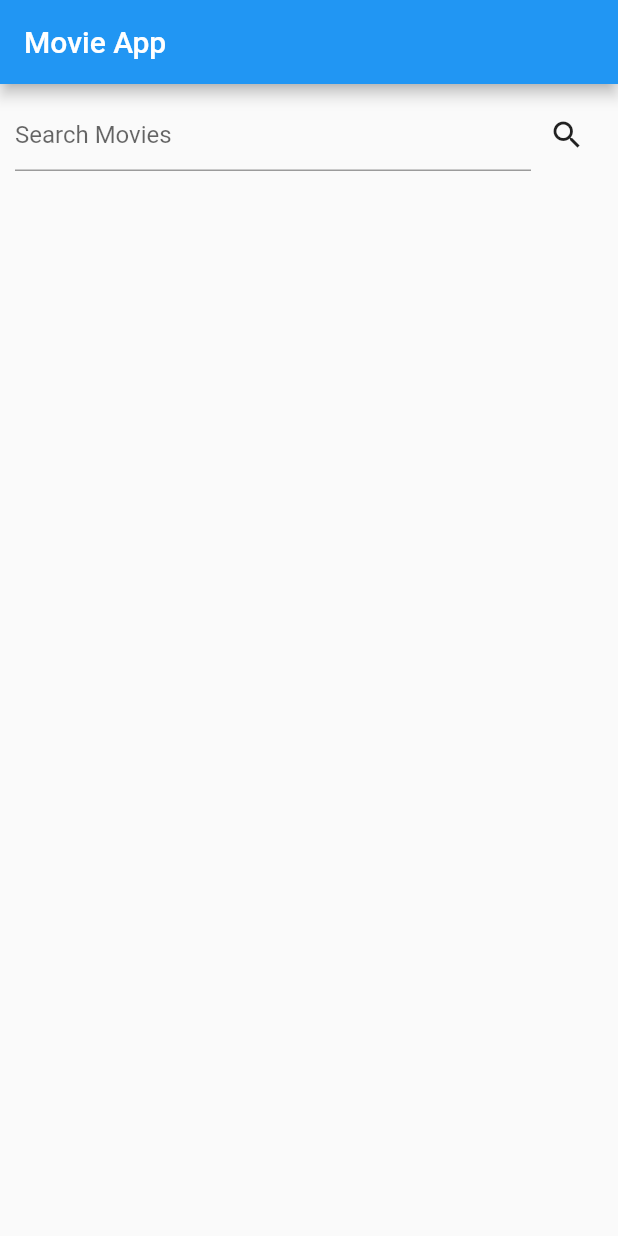
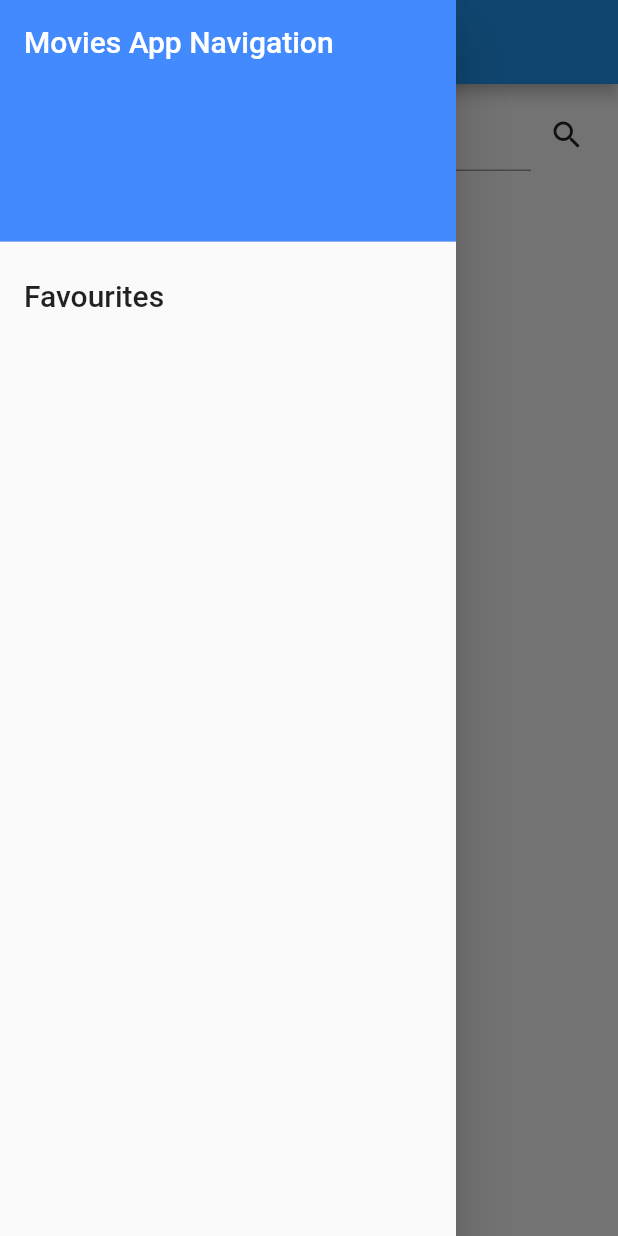
Before and after one commit to sreevardhanreddi/learning-flutter, a Flutter app: the screen it shows after launch, with the side drawer open (before the commit the screen has no drawer), on a phone screen of 412 x 824 dp. Run offline on Flutter 3.47's test engine with Material 2 defaults, Android fonts, the phone set to English and light mode, and no system bars; our stand-ins replace flushbar, sqflite; accounts and stored records are empty.

Commit message:
added sqlite database and navigtion side drawer added scrolling pagination; needs refactoring

```diff
--- a/lib/main.dart
+++ b/lib/main.dart
@@ -1,5 +1,8 @@
 import 'package:flutter/material.dart';
 import 'widgets/app.dart';
+import './screens/favourites_screen.dart';
+import 'widgets/side_drawer.dart';
+import './screens/movie_detail.dart';
 
 void main() => runApp(App());
 
@@ -20,7 +23,12 @@ class _AppState extends State<App> {
         body: Container(
           child: MovieApp(),
         ),
+        drawer: SideDrawer(),
       ),
+      routes: {
+        '/favourites': (ctx) => FavouritesList(),
+        '/details': (ctx) => MovieDetail(),
+      },
     );
   }
 }
--- a/lib/models/movie_model.dart
+++ b/lib/models/movie_model.dart
@@ -1,10 +1,16 @@
 class Movie {
   String title, posterPath, id, overview, releaseDate, voteAverage;
-  bool isFavourite;
+  String isFavourite;
+  // bool isFavourite;
   // double voteAverage;
 
   Movie(
-      {this.title, this.posterPath, this.id, this.overview, this.isFavourite, this.voteAverage});
+      {this.title,
+      this.posterPath,
+      this.id,
+      this.overview,
+      this.isFavourite,
+      this.voteAverage});
 
   Movie.fromJson(Map jsonData)
       : title = jsonData['title'],
@@ -12,5 +18,19 @@ class Movie {
         id = jsonData['id'].toString(),
         overview = jsonData['overview'],
         voteAverage = jsonData['vote_average'].toString(),
-        isFavourite = false;
+        releaseDate = jsonData['release_date'],
+        isFavourite = 0.toString();
+
+  Map<String, dynamic> toMap() {
+    var map = <String, dynamic>{
+      'title': title,
+      'posterPath': posterPath,
+      'id': id,
+      'overview': overview,
+      'voteAverage': voteAverage,
+      'isFavourite': isFavourite,
+      'releaseDate': releaseDate,
+    };
+    return map;
+  }
 }
--- /dev/null
+++ b/lib/screens/favourites_screen.dart
@@ -0,0 +1,54 @@
+import 'package:flutter/material.dart';
+import './../models/movie_model.dart';
+import './../db_helpers/db_class.dart';
+
+class FavouritesList extends StatefulWidget {
+  final routeName = 'favourites';
+
+  FavouritesList({Key key}) : super(key: key);
+
+  _FavouritesListState createState() => _FavouritesListState();
+}
+
+class _FavouritesListState extends State<FavouritesList> {
+  List<Movie> _movies = [];
+
+  _getFavourites() async {
+    final movies = await MoviesDB.getFavouriteMovies();
+    print('>>>>>>>>>>>>>. in init state of favorites');
+    print(movies);
+    setState(() {
+      _movies = movies;
+    });
+  }
+
+  @override
+  void initState() {
+    // TODO: implement initState
+    super.initState();
+    _getFavourites();
+  }
+
+  @override
+  Widget build(BuildContext context) {
+    return Scaffold(
+      appBar: AppBar(
+        title: Text('favourites'),
+      ),
+      body: Container(
+        child: Column(
+          children: <Widget>[
+            Expanded(
+              child: ListView.builder(
+                itemCount: _movies.length,
+                itemBuilder: (ctx, index) {
+                  return Text(_movies[index].title);
+                },
+              ),
+            )
+          ],
+        ),
+      ),
+    );
+  }
+}
--- a/lib/widgets/app.dart
+++ b/lib/widgets/app.dart
@@ -13,59 +13,54 @@ class MovieApp extends StatefulWidget {
 
 class _MovieAppState extends State<MovieApp> {
   List<Movie> movies = [];
+  String _query = '';
   bool isLoading = false;
+  int totalPages = 0;
+  int currentPage = 1;
+  int totalResults = 0;
+  bool isFooterLoading = false;
+  bool noMoreResults = false;
 
   getMovieQuery(String query) {
     setState(() {
       isLoading = true;
+      _query = query;
     });
-    fetchMovies(query).then((data) => {
+    fetchMovies(_query).then((data) => {
           setState(() {
-            movies = data;
-            print(
-                'after set state >>>>>>>>>>>>>>>>>>>>>>>>><<<<<<<<<<<<<<<<<<<<');
-            print(movies);
+            movies = data[0];
+            totalPages = data[1];
             isLoading = false;
+            totalResults = data[2];
           })
         });
   }
-  //   Movie(
-  //     title: 'Fight Club',
-  //     posterPath: '/adw6Lq9FiC9zjYEpOqfq03ituwp.jpg',
-  //     id: '550',
-  //     overview:
-  //         'A ticking-time-bomb insomniac and a slippery soap salesman channel primal male aggression into a shocking new form of therapy. Their concept catches on, with underground \"fight clubs\" forming in every town, until an eccentric gets in the way and ignites an out-of-control spiral toward oblivion.',
-  //     voteAverage: 8.4,
-  //     isFavourite: false,
-  //   ),
-  //   Movie(
-  //     title: 'some really long movie name lets see',
-  //     posterPath: '/adw6Lq9FiC9zjYEpOqfq03ituwp.jpg',
-  //     id: '550',
-  //     overview:
-  //         'A ticking-time-bomb insomniac and a slippery soap salesman channel primal male aggression into a shocking new form of therapy. Their concept catches on, with underground \"fight clubs\" forming in every town, until an eccentric gets in the way and ignites an out-of-control spiral toward oblivion.',
-  //     voteAverage: 8.4,
-  //     isFavourite: false,
-  //   ),
-  //   Movie(
-  //     title: 'Fight Club',
-  //     posterPath: '/adw6Lq9FiC9zjYEpOqfq03ituwp.jpg',
-  //     id: '550',
-  //     overview:
-  //         'A ticking-time-bomb insomniac and a slippery soap salesman channel primal male aggression into a shocking new form of therapy. Their concept catches on, with underground \"fight clubs\" forming in every town, until an eccentric gets in the way and ignites an out-of-control spiral toward oblivion.',
-  //     voteAverage: 8.4,
-  //     isFavourite: false,
-  //   ),
-  //   Movie(
-  //     title: 'Fight Club',
-  //     posterPath: '/adw6Lq9FiC9zjYEpOqfq03ituwp.jpg',
-  //     id: '550',
-  //     overview:
-  //         'A ticking-time-bomb insomniac and a slippery soap salesman channel primal male aggression into a shocking new form of therapy. Their concept catches on, with underground \"fight clubs\" forming in every town, until an eccentric gets in the way and ignites an out-of-control spiral toward oblivion.',
-  //     voteAverage: 8.4,
-  //     isFavourite: false,
-  //   ),
-  // ];
+
+  getNextPage() {
+    if (totalPages >= currentPage) {
+      var nextPage = currentPage + 1;
+      print('fetching next page');
+      print(nextPage);
+      setState(() {
+        currentPage = nextPage;
+        isFooterLoading = true;
+      });
+      fetchNexPageMovies(_query, nextPage).then((data) => {
+            setState(() {
+              movies = [...movies, ...data[0]];
+              totalPages = data[1];
+              isFooterLoading = false;
+              print('movies length after fetching next page');
+              print(movies.length);
+            })
+          });
+    } else {
+      setState(() {
+        noMoreResults = true;
+      });
+      // throw 'Page size is exceeded';
+    }
+  }
 
   @override
   Widget build(BuildContext context) {
@@ -77,7 +72,8 @@ class _MovieAppState extends State<MovieApp> {
             height: 10.0,
           ),
           Expanded(
-            child: MovieList(movies, isLoading),
+            child: MovieList(
+                movies, isLoading, getNextPage, isFooterLoading, noMoreResults),
           )
         ],
       ),
--- a/lib/widgets/movie_list.dart
+++ b/lib/widgets/movie_list.dart
@@ -2,48 +2,79 @@ import 'package:flutter/material.dart';
 import './../models/movie_model.dart';
 import './movie_item.dart';
 import './../screens/movie_detail.dart';
+import 'package:flushbar/flushbar.dart';
 
 class MovieList extends StatefulWidget {
   // MovieList({Key key}) : super(key: key);
 
   List<Movie> data = [];
   bool isLoading = false;
-  MovieList(data, isLoading) {
-    print('MovieList constructor');
-    print(data);
+  Function getNextPageFromParent;
+  bool isFooterLoading = false;
+  bool noMoreResults = false;
+  MovieList(data, isLoading, getNextPage, isFooterLoading, noMoreResults) {
     this.isLoading = isLoading;
     this.data = data;
+    this.getNextPageFromParent = getNextPage;
+    this.isFooterLoading = isFooterLoading;
+    this.noMoreResults = noMoreResults;
   }
   _MovieListState createState() => _MovieListState();
 }
 
 class _MovieListState extends State<MovieList> {
   List<Movie> _data = [];
+  ScrollController _scrollController = new ScrollController();
+  @override
+  void initState() {
+    super.initState();
+    _scrollController.addListener(() {
+      if (_scrollController.position.pixels ==
+              _scrollController.position.maxScrollExtent &&
+          !widget.noMoreResults) {
+        // noMoreResults is added because scrolling to the bottom should not send any requests to api
+        print('!!!!!!!!!!!!!!!!!!!!!!!!!!');
+        print('reached the end of list, you need to fetch more items');
+        print('!!!!!!!!!!!!!!!!!!!!!!!!!!');
+        widget.getNextPageFromParent();
+      }
+    });
+  }
 
-  // @override
-  // void initState() {
-  //   // TODO: implement initState
-  //   print('inside init state');
-  //   print(widget.data);
-  //   super.initState();
-  //   _data = widget.data;
-  // }
+  @override
+  void dispose() {
+    _scrollController.dispose();
+    super.dispose();
+  }
 
   @override
   Widget build(BuildContext context) {
     _data = widget.data;
     bool isloading = widget.isLoading;
-    print('in movie list data ----------------');
-    print(_data);
-    print(isloading);
+
+    Widget FooterWidget = (widget.isFooterLoading
+        ? CircularProgressIndicator()
+        : Container(
+            child: Text('reached end'),
+          ));
+
+    Widget NoResultsSnackBar = (widget.noMoreResults
+        ? showInfoFlushbar(context)
+        : Container(
+            child: Text('No more data'),
+          ));
+
     if (isloading) {
       return Center(
         child: CircularProgressIndicator(),
       );
     } else {
       return Container(
-        child: Container(
+        child: Column(
+          children: <Widget>[
+            Expanded(
               child: ListView.builder(
+                  controller: _scrollController,
                   itemCount: _data.length,
                   itemBuilder: (ctx, index) {
                     return GestureDetector(
@@ -51,10 +82,6 @@ class _MovieListState extends State<MovieList> {
                         child: MovieItem(_data[index]),
                       ),
                       onTap: () {
-                    print('tapped');
-                    print(_data[index].id);
-                    print(_data[index].title);
-                    print(_data[index].overview);
                         Navigator.push(
                           context,
                           MaterialPageRoute(
@@ -65,7 +92,25 @@ class _MovieListState extends State<MovieList> {
                     );
                   }),
             ),
+            FooterWidget,
+            NoResultsSnackBar,
+          ],
+        ),
       );
     }
   }
 }
+
+showInfoFlushbar(BuildContext context) {
+  Flushbar(
+    title: 'This action is prohibited',
+    message: 'Lorem ipsum dolor sit amet',
+    icon: Icon(
+      Icons.info_outline,
+      size: 28,
+      color: Colors.blue.shade300,
+    ),
+    leftBarIndicatorColor: Colors.blue.shade300,
+    duration: Duration(seconds: 3),
+  )..show(context);
+}
--- a/lib/widgets/search_bar.dart
+++ b/lib/widgets/search_bar.dart
@@ -6,8 +6,6 @@ class SearchBar extends StatefulWidget {
   Function sendMovieQuery;
 
   SearchBar(Function funcFromParent) {
-    print('inside search bar constructor');
-    print(funcFromParent);
     this.sendMovieQuery = funcFromParent;
   }
 
@@ -26,6 +24,11 @@ class _SearchBarState extends State<SearchBar> {
           Container(
             child: Expanded(
               child: TextField(
+                onSubmitted: (data) {
+                  if (data.length > 0) {
+                    widget.sendMovieQuery(data);
+                  }
+                },
                 onChanged: (data) {
                   setState(() {
                     _query = data;
--- /dev/null
+++ b/lib/widgets/side_drawer.dart
@@ -0,0 +1,41 @@
+import 'package:flutter/material.dart';
+
+class SideDrawer extends StatelessWidget {
+  const SideDrawer({Key key}) : super(key: key);
+
+  @override
+  Widget build(BuildContext context) {
+    return Drawer(
+      child: ListView(
+        padding: EdgeInsets.zero,
+        children: <Widget>[
+          DrawerHeader(
+            child: Text(
+              'Movies App Navigation ',
+              style: TextStyle(
+                fontSize: 20.0,
+                color: Colors.white,
+              ),
+            ),
+            decoration: BoxDecoration(color: Colors.blueAccent),
+          ),
+          ListTile(
+            title: Text(
+              'Favourites',
+              style: TextStyle(
+                fontSize: 20.0,
+              ),
+            ),
+            onTap: () {
+              print('tapped favourites');
+              Navigator.of(context).pushNamed('/favourites', arguments: {
+                // you can pass in arguments
+                // TODO: learn about passing arguments in
+              });
+            },
+          ),
+        ],
+      ),
+    );
+  }
+}
```
Also changed, not shown: lib/db_helpers/db_class.dart (added, +84 -0 lines), lib/fetch_helpers.dart/fetch_movies.dart (+37 -5 lines), lib/screens/movie_detail.dart (+6 -7 lines), lib/widgets/cast_view_item.dart (+15 -5 lines), lib/widgets/future_builder_icon_star.dart (added, +41 -0 lines), lib/widgets/movie_item.dart (+44 -8 lines), pubspec.yaml (+2 -6 lines), pubspec.lock. Lines whose indentation alone changed are shown as unchanged.
